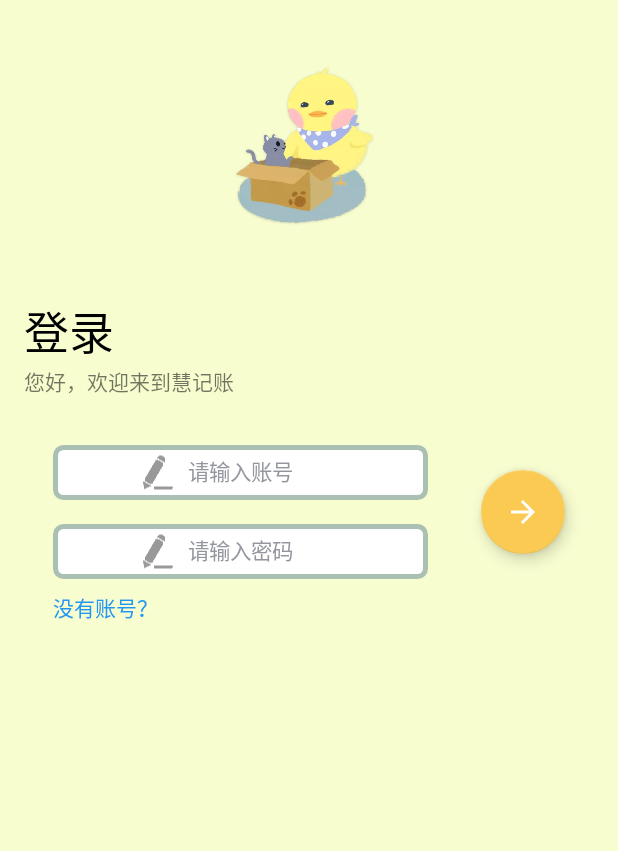
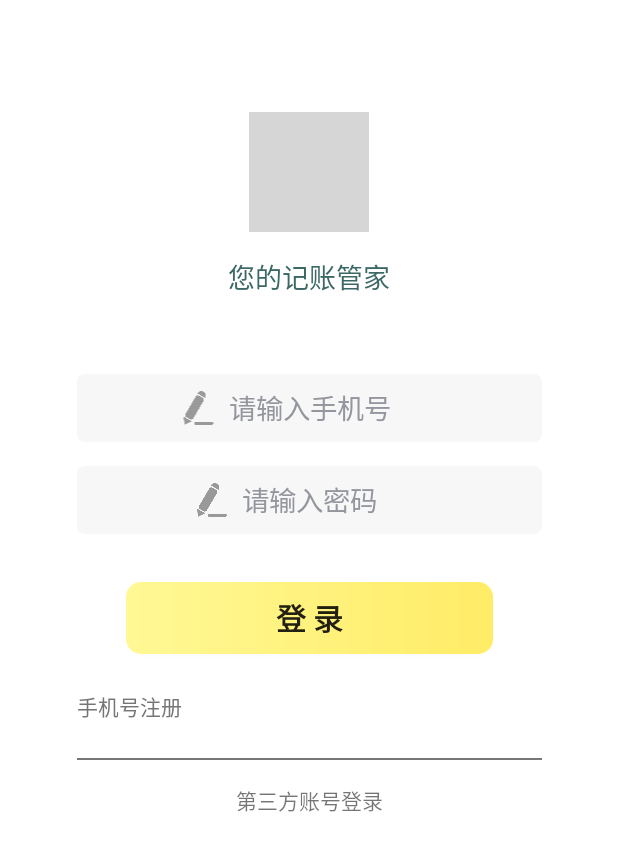
Before and after one commit to sandyz987/MoneyCounter4, an Android app: the screen it shows after launch (ActivityLogin), on a phone screen of 412 x 824 dp. Shown: the top 851 px of the screen. Run offline under Robolectric (Android 15) with nearby library versions, the phone set to English and light mode, and no system bars; our stand-ins replace RxJava; Roboto replaces fonts that are not available here; grey boxes are pictures that could not be loaded.

Commit message:
登录界面ui重构

```diff
--- /dev/null
+++ b/app/src/main/java/com/example/moneycounter4/view/costom/RoundedImageView.kt
@@ -0,0 +1,67 @@
+package com.example.moneycounter4.view.costom
+
+import android.annotation.SuppressLint
+import android.content.Context
+import android.graphics.*
+import android.util.AttributeSet
+import com.example.moneycounter4.R
+
+class RoundedImageView @JvmOverloads constructor(
+    context: Context, attrs: AttributeSet? = null, defStyleAttr: Int = 0
+) : androidx.appcompat.widget.AppCompatImageView(context, attrs, defStyleAttr) {
+
+    private var leftBottomCorner = 0f
+    private var leftTopCorner = 0f
+    private var rightTopCorner = 0f
+    private var rightBottomCorner = 0f
+    private val drawFilter: PaintFlagsDrawFilter
+    private var rect: RectF? = null
+
+    var mWidth = 0f
+    var mHeight = 0f
+
+
+    override fun onSizeChanged(w: Int, h: Int, oldw: Int, oldh: Int) {
+        super.onSizeChanged(w, h, oldw, oldh)
+        mWidth = w.toFloat()
+        mHeight = h.toFloat()
+        rect = RectF(0f, 0f, mWidth, mHeight)
+    }
+
+    init {
+        val typedArray =
+            context.obtainStyledAttributes(attrs, R.styleable.RoundedImageView)
+
+        leftBottomCorner =
+            typedArray.getDimension(R.styleable.RoundedImageView_left_bottom_corner, 0F)
+        leftTopCorner =
+            typedArray.getDimension(R.styleable.RoundedImageView_left_top_corner, 0F)
+        rightTopCorner =
+            typedArray.getDimension(R.styleable.RoundedImageView_right_top_corner, 0F)
+        rightBottomCorner =
+            typedArray.getDimension(R.styleable.RoundedImageView_right_bottom_corner, 0F)
+
+        typedArray.recycle()
+
+        drawFilter = PaintFlagsDrawFilter(
+            0,
+            Paint.ANTI_ALIAS_FLAG or Paint.FILTER_BITMAP_FLAG
+        )
+    }
+
+    @SuppressLint("DrawAllocation")
+    override fun onDraw(canvas: Canvas?) {
+
+        canvas?.drawFilter = drawFilter
+
+        canvas?.clipPath(Path().apply {
+            addRoundRect(
+                rect ?: RectF(0f, 0f, mWidth, mHeight),
+                floatArrayOf(leftTopCorner, leftTopCorner, rightTopCorner, rightTopCorner, rightBottomCorner, rightBottomCorner, leftBottomCorner, leftBottomCorner),
+                Path.Direction.CCW
+            )
+        })
+        super.onDraw(canvas)
+    }
+
+}
--- a/app/src/main/java/com/example/moneycounter4/view/costom/ZEditText.kt
+++ b/app/src/main/java/com/example/moneycounter4/view/costom/ZEditText.kt
@@ -22,7 +22,11 @@ import com.example.moneycounter4.extensions.dp2px
  */
 
 @SuppressLint("UseCompatLoadingForDrawables")
-class ZEditText : androidx.appcompat.widget.AppCompatEditText {
+class ZEditText @JvmOverloads constructor(
+    context: Context, attrs: AttributeSet? = null, defStyleAttr: Int = R.attr.editTextStyle
+) : androidx.appcompat.widget.AppCompatEditText(context, attrs, defStyleAttr) {
+
+
 
     private val clearBitmap: Bitmap by lazy {
         resources.getDrawable(R.drawable.ic_edittext_clear, null).toBitmap()
@@ -63,27 +67,18 @@ class ZEditText : androidx.appcompat.widget.AppCompatEditText {
             hintWidth = paint.measureText(field)
         }
 
-    private lateinit var paint: Paint
+    private var paint: Paint = Paint()
+
+    init {
+        val fontScale = context.resources.displayMetrics.scaledDensity
+        paint.textSize = fontScale * 18 + 0.5f //设置字号为14sp
+        paint.color = ContextCompat.getColor(context, R.color.edit_text_hint_color)
+        paint.isAntiAlias = true
+        hintString = ""
 
 
-    constructor(context: Context) : super(context) {
-        init()
-    }
-
-    constructor(context: Context, attributeSet: AttributeSet) : super(context, attributeSet) {
-        init()
-        val array = context.theme.obtainStyledAttributes(attributeSet, R.styleable.ZEditText, 0, 0)
-        hintString = array.getString(R.styleable.ZEditText_hintText).toString()
-    }
-
-    constructor(context: Context, attributeSet: AttributeSet, defStyleAttr: Int) : super(
-        context,
-        attributeSet,
-        defStyleAttr
-    ) {
-        init()
         val array = context.theme.obtainStyledAttributes(
-            attributeSet,
+            attrs,
             R.styleable.ZEditText,
             defStyleAttr,
             0
@@ -91,15 +86,7 @@ class ZEditText : androidx.appcompat.widget.AppCompatEditText {
         hintString = array.getString(R.styleable.ZEditText_hintText).toString()
     }
 
-    private fun init() {
-        paint = Paint()
-        val fontScale = context.resources.displayMetrics.scaledDensity
-        paint.textSize = fontScale * 14 + 0.5f //设置字号为14sp
-        paint.color = ContextCompat.getColor(context, R.color.edit_text_hint_color)
-        paint.isAntiAlias = true
-        hintString = ""
 
-    }
 
     override fun onTextChanged(
         text: CharSequence?,
--- a/app/src/main/res/drawable/a.xml
+++ /dev/null
@@ -1,5 +0,0 @@
-<?xml version="1.0" encoding="utf-8"?>
-<shape xmlns:android="http://schemas.android.com/apk/res/android"
-    android:shape="rectangle">
-
-</shape>
--- /dev/null
+++ b/app/src/main/res/drawable/shape_et_shape.xml
@@ -0,0 +1,11 @@
+<?xml version="1.0" encoding="utf-8"?>
+<shape xmlns:android="http://schemas.android.com/apk/res/android">
+    <corners
+        android:radius="5dp"/>
+    <padding
+        android:right="6dp"
+        android:top="6dp"
+        android:bottom="6dp"
+        android:left="6dp"/>
+    <solid android:color="#F7F7F7"/>
+</shape>
--- /dev/null
+++ b/app/src/main/res/drawable/shape_yellow_button2.xml
@@ -0,0 +1,13 @@
+<?xml version="1.0" encoding="utf-8"?>
+<shape xmlns:android="http://schemas.android.com/apk/res/android">
+    <corners android:radius="10dp" />
+    <padding
+        android:bottom="2dp"
+        android:left="100dp"
+        android:right="100dp"
+        android:top="2dp" />
+    <gradient
+        android:angle="0"
+        android:endColor="#FFEC66"
+        android:startColor="#FFF895" />
+</shape>
--- a/app/src/main/res/layout/activity_login.xml
+++ b/app/src/main/res/layout/activity_login.xml
@@ -4,31 +4,34 @@
     xmlns:tools="http://schemas.android.com/tools"
     android:layout_width="match_parent"
     android:layout_height="match_parent"
-    android:background="@color/prime_background_color"
+    android:background="@color/color_white"
     tools:context=".view.activity.ActivityLogin">
 
     <com.example.moneycounter4.view.costom.ZEditText
         android:id="@+id/edittextLoginUserId"
-        android:layout_width="250dp"
-        android:layout_height="wrap_content"
+        android:layout_width="310dp"
+        android:layout_height="45dp"
         android:layout_marginTop="32dp"
+        android:background="@drawable/shape_et_shape"
+        android:inputType="textVisiblePassword"
+        android:textSize="24sp"
         android:transitionName="et1"
-        android:background="@drawable/shape_show_status_layout"
-        android:inputType="textVisiblePassword"
-        app:hintText="请输入账号"
-        app:layout_constraintEnd_toStartOf="@id/floatLoginLogin"
+        app:hintText="请输入手机号"
+        app:layout_constraintEnd_toEndOf="parent"
         app:layout_constraintStart_toStartOf="parent"
         app:layout_constraintTop_toBottomOf="@+id/textView6" />
 
     <com.example.moneycounter4.view.costom.ZEditText
         android:id="@+id/edittextLoginPassword"
-        android:layout_width="250dp"
-        android:layout_height="wrap_content"
+        android:layout_width="0dp"
+        android:layout_height="45dp"
+        android:layout_marginTop="16dp"
+        android:background="@drawable/shape_et_shape"
+        android:inputType="textPassword"
+        android:textSize="24sp"
         android:transitionName="et2"
-        android:layout_marginTop="16dp"
-        android:background="@drawable/shape_show_status_layout"
-        android:inputType="textPassword"
         app:hintText="请输入密码"
+        app:layout_constraintEnd_toEndOf="@+id/edittextLoginUserId"
         app:layout_constraintStart_toStartOf="@+id/edittextLoginUserId"
         app:layout_constraintTop_toBottomOf="@+id/edittextLoginUserId" />
 
@@ -36,12 +39,12 @@
         android:id="@+id/textView4"
         android:layout_width="wrap_content"
         android:layout_height="wrap_content"
-        android:layout_marginStart="16dp"
         android:text="@string/login_text_main"
-        android:textColor="#000000"
-        android:textSize="30sp"
-        app:layout_constraintStart_toStartOf="parent"
-        app:layout_constraintTop_toTopOf="@+id/guideline" />
+        android:textColor="@color/appbar_color"
+        android:textSize="18sp"
+        app:layout_constraintBottom_toTopOf="@+id/guideline"
+        app:layout_constraintEnd_toEndOf="parent"
+        app:layout_constraintStart_toStartOf="parent" />
 
     <androidx.constraintlayout.widget.Guideline
         android:id="@+id/guideline"
@@ -54,44 +57,67 @@
         android:id="@+id/textView6"
         android:layout_width="wrap_content"
         android:layout_height="wrap_content"
-        android:text="@string/login_text_detail"
         app:layout_constraintStart_toStartOf="@+id/textView4"
         app:layout_constraintTop_toBottomOf="@+id/textView4" />
-
-    <com.google.android.material.floatingactionbutton.FloatingActionButton
-        android:id="@+id/floatLoginLogin"
-        android:layout_width="wrap_content"
-        android:layout_height="wrap_content"
-        android:clickable="true"
-        android:focusable="true"
-        android:transitionName="ok"
-        app:backgroundTint="@color/light_button_color"
-        app:layout_constraintBottom_toBottomOf="@+id/edittextLoginPassword"
-        app:layout_constraintEnd_toEndOf="parent"
-        app:layout_constraintStart_toEndOf="@+id/edittextLoginUserId"
-        app:layout_constraintTop_toTopOf="@+id/edittextLoginUserId"
-        app:srcCompat="@drawable/ic_arrow_forward" />
 
 
     <TextView
         android:id="@+id/tvRegister"
         android:layout_width="wrap_content"
         android:layout_height="wrap_content"
-        android:layout_marginTop="8dp"
-        android:text="没有账号？"
-        android:textColor="#2196F3"
+        android:layout_marginTop="24dp"
+        android:text="手机号注册"
+        android:textColor="#757575"
         app:layout_constraintStart_toStartOf="@+id/edittextLoginPassword"
+        app:layout_constraintTop_toBottomOf="@+id/floatLoginLogin" />
+
+    <com.example.moneycounter4.view.costom.RoundedImageView
+        android:id="@+id/logo"
+        android:layout_width="80dp"
+        android:layout_height="80dp"
+        android:layout_marginBottom="16dp"
+        android:transitionName="logo"
+        app:layout_constraintBottom_toTopOf="@+id/textView4"
+        app:layout_constraintEnd_toEndOf="parent"
+        app:layout_constraintStart_toStartOf="parent"
+        app:left_bottom_corner="10dp"
+        app:left_top_corner="10dp"
+        app:right_bottom_corner="10dp"
+        app:right_top_corner="10dp"
+        app:srcCompat="@mipmap/ic_launcher" />
+
+    <Button
+        android:id="@+id/floatLoginLogin"
+        android:layout_width="wrap_content"
+        android:layout_height="wrap_content"
+        android:layout_marginTop="32dp"
+        android:background="@drawable/shape_yellow_button2"
+        android:elevation="29dp"
+        android:text="登 录"
+        android:textSize="20sp"
+        android:textStyle="bold"
+        app:layout_constraintEnd_toEndOf="parent"
+        app:layout_constraintStart_toStartOf="parent"
         app:layout_constraintTop_toBottomOf="@+id/edittextLoginPassword" />
 
-    <ImageView
-        android:id="@+id/logo"
-        android:layout_width="120dp"
-        android:transitionName="logo"
-        android:layout_height="120dp"
-        app:layout_constraintBottom_toTopOf="@+id/guideline"
+    <View
+        android:id="@+id/view2"
+        android:layout_width="310dp"
+        android:layout_height="1dp"
+        android:layout_marginTop="24dp"
+        android:background="#777777"
         app:layout_constraintEnd_toEndOf="parent"
         app:layout_constraintStart_toStartOf="parent"
-        app:layout_constraintTop_toTopOf="parent"
-        app:srcCompat="@drawable/ic_home_background_pic" />
+        app:layout_constraintTop_toBottomOf="@+id/tvRegister" />
+
+    <TextView
+        android:id="@+id/textView19"
+        android:layout_width="wrap_content"
+        android:layout_height="wrap_content"
+        android:layout_marginTop="16dp"
+        android:text="第三方账号登录"
+        app:layout_constraintEnd_toEndOf="parent"
+        app:layout_constraintStart_toStartOf="parent"
+        app:layout_constraintTop_toBottomOf="@+id/view2" />
 
 </androidx.constraintlayout.widget.ConstraintLayout>
--- a/app/src/main/res/values/attrs.xml
+++ b/app/src/main/res/values/attrs.xml
@@ -32,4 +32,10 @@
         <attr name="refreshed_ic" format="reference" />
         <attr name="before_ic" format="reference" />
     </declare-styleable>
+    <declare-styleable name="RoundedImageView">
+        <attr name="left_bottom_corner" format="dimension"/>
+        <attr name="left_top_corner" format="dimension"/>
+        <attr name="right_top_corner" format="dimension"/>
+        <attr name="right_bottom_corner" format="dimension"/>
+    </declare-styleable>
 </resources>
--- a/app/src/main/res/values/colors.xml
+++ b/app/src/main/res/values/colors.xml
@@ -21,5 +21,6 @@
     <color name="light_button_color">#fbca53</color>
     <color name="yellow_button_color">#fff98c</color>
     <color name="edit_text_hint_color">#94969E</color>
+    <color name="color_white">#FFFFFF</color>
 
 </resources>
--- a/app/src/main/res/values/strings.xml
+++ b/app/src/main/res/values/strings.xml
@@ -5,9 +5,9 @@
     <string name="welcome_text">慧记账</string>
     <string name="welcome_text_details">让您的生活更加计划化</string>
     <string name="register_text_detail">欢迎加入我们~</string>
-    <string name="register_text_main">注册</string>
+    <string name="register_text_main">赶快加入我们吧！</string>
     <string name="login_text_detail">您好，欢迎来到慧记账</string>
-    <string name="login_text_main">登录</string>
+    <string name="login_text_main">您的记账管家</string>
     <string name="register_connection_error">注册失败！服务器君打盹了？！</string>
     <string name="register_denied_error">注册失败！服务器君不同意呀，换个用户名呗</string>
     <string name="register_success">注册成功！快登录鸭~</string>
```
Also changed, not shown: app/src/main/res/layout/activity_register.xml (+45 -39 lines).
